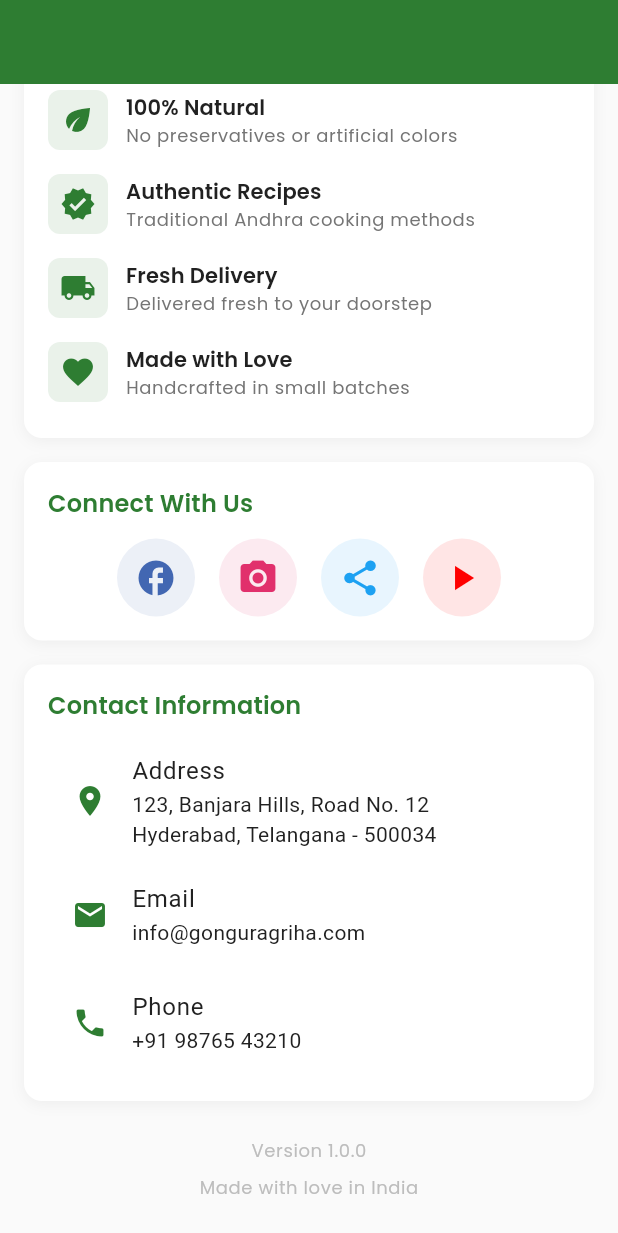
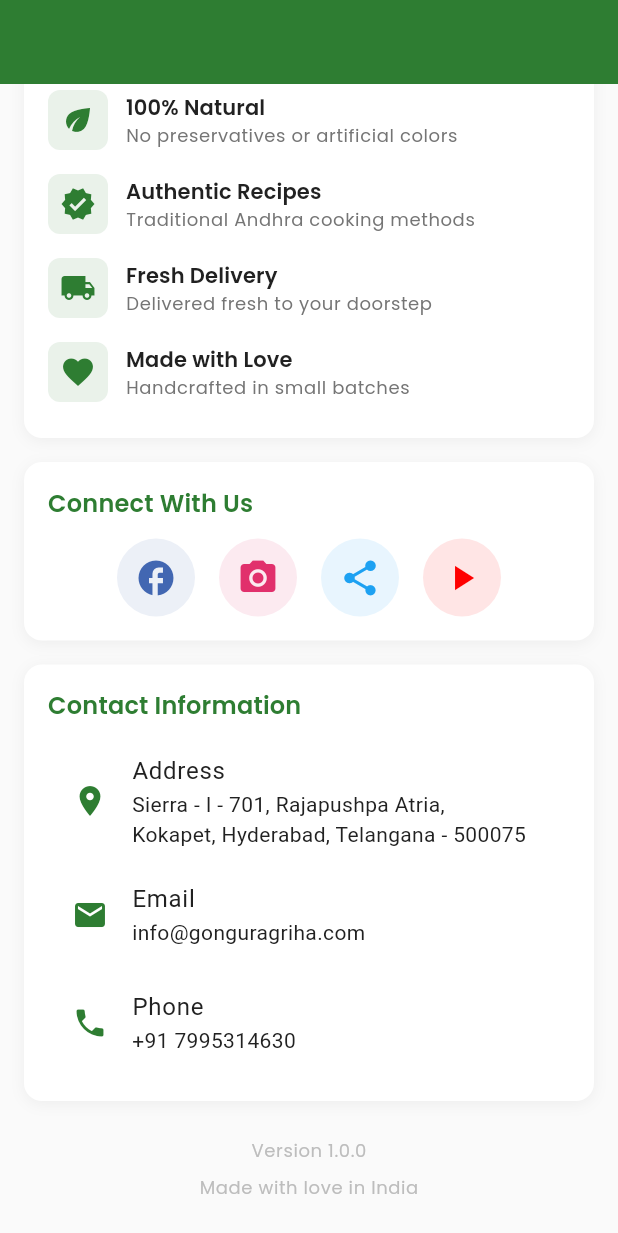
Before and after one commit to adpreethamkumar96/Gongura-Griha, a Flutter app: the AboutScreen screen opened by its route, scrolled down 537 dp, on a phone screen of 412 x 824 dp. Shown: the top 1233 px of the screen. Run offline on Flutter 3.47's test engine with Material 3 defaults, Android fonts, the phone set to English and light mode, and no system bars; our stand-ins replace cached_network_image, carousel_slider, connectivity_plus, dio, equatable, get_it and 4 more; accounts and stored records are empty; project files that could hold a hidden picture were left out.

Commit message:
about us

```diff
--- a/lib/features/support/presentation/screens/about_screen.dart
+++ b/lib/features/support/presentation/screens/about_screen.dart
@@ -159,8 +159,8 @@ class AboutScreen extends StatelessWidget {
                             color: AppColors.primary),
                         title: const Text('Address'),
                         subtitle: const Text(
-                          '123, Banjara Hills, Road No. 12\n'
-                          'Hyderabad, Telangana - 500034',
+                          'Sierra - I - 701, Rajapushpa Atria,\n'
+                          'Kokapet, Hyderabad, Telangana - 500075',
                         ),
                       ),
                       ListTile(
@@ -173,8 +173,8 @@ class AboutScreen extends StatelessWidget {
                       ListTile(
                         leading: Icon(Icons.phone, color: AppColors.primary),
                         title: const Text('Phone'),
-                        subtitle: const Text('+91 98765 43210'),
-                        onTap: () => _launchUrl('tel:+919876543210'),
+                        subtitle: const Text('+91 7995314630'),
+                        onTap: () => _launchUrl('tel:+917995314630'),
                       ),
                     ],
                   ),
```
